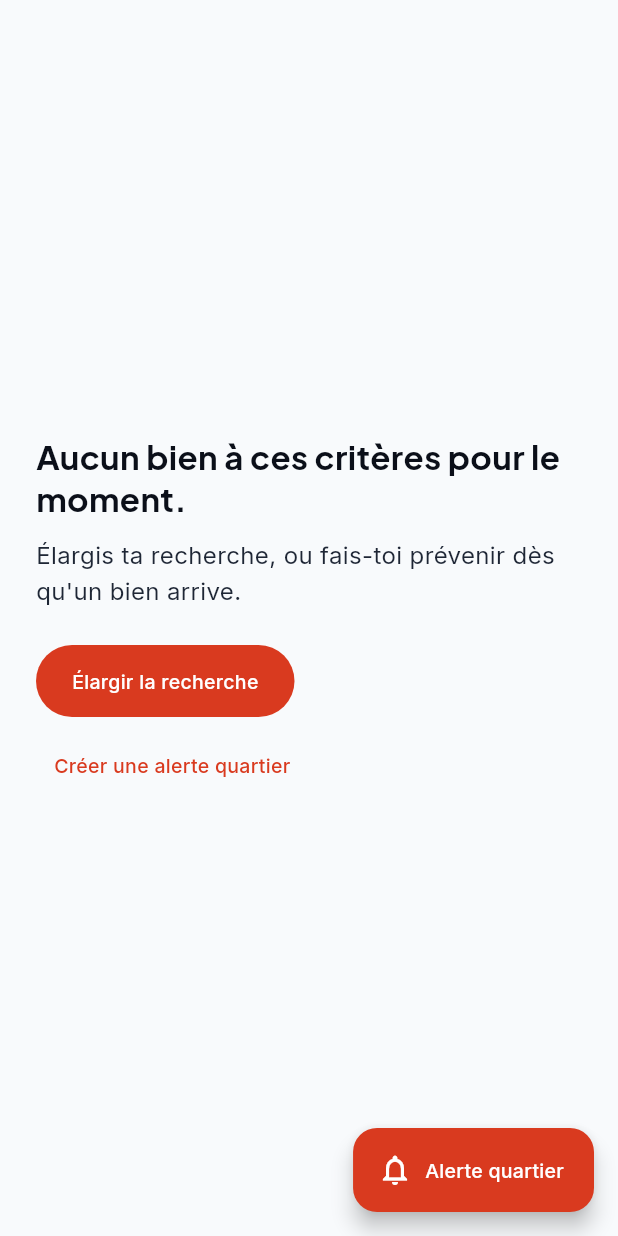
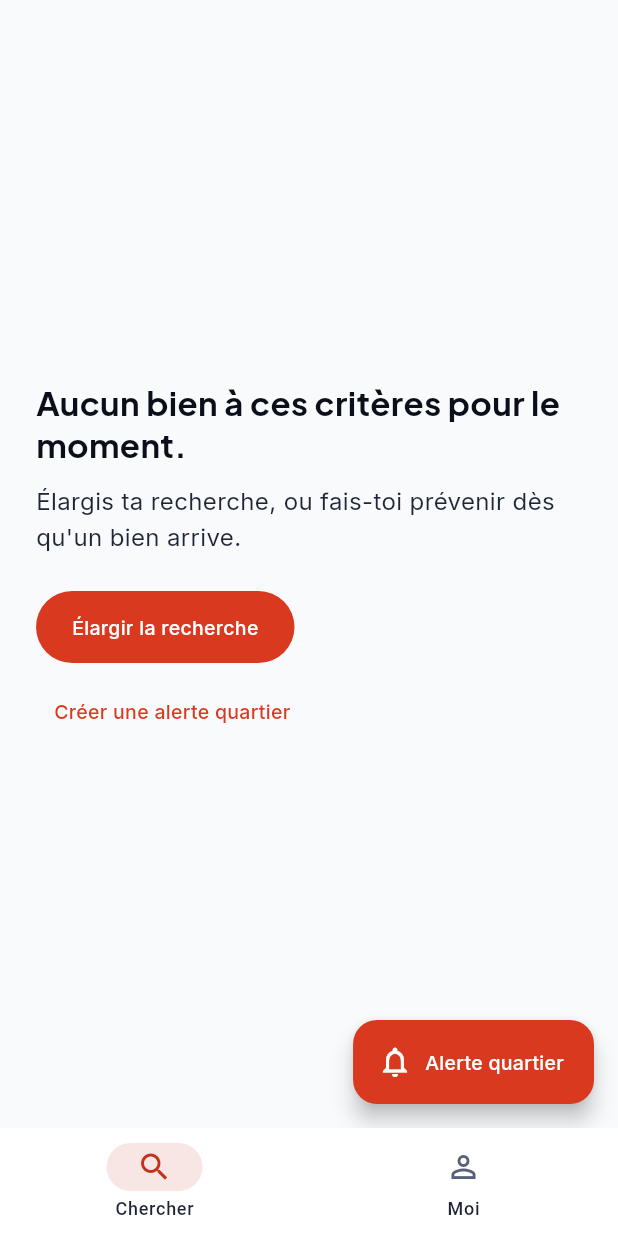
Before and after one commit to Keiisis/EAZYRENT, a Flutter app: the screen it shows after launch, on a phone screen of 412 x 824 dp. Run offline on Flutter 3.47's test engine with Material 3 defaults, Android fonts, the phone set to English and light mode, and no system bars; our stand-ins replace cached_network_image, equatable, flutter_bloc, fpdart, get_it, go_router and 2 more; accounts and stored records are empty.

Commit message:
Coque de navigation, Ma liste, Duel — la regle 10 devient visible
COQUE (UX_CORE_SPEC §5) — les onglets APPARAISSENT selon le palier
Ce n'est pas de la decoration : c'est core/progression rendu visible a
l'ecran. Au premier lancement (P0), l'utilisateur n'a que « Chercher » et
« Moi ». Garder un bien apres un tour termine fait apparaitre « Ma liste »
(P1), acheter un pass fait apparaitre « Messages » (P2).

Un onglet vide est une promesse non tenue ; un onglet absent n'est rien
du tout. AUCUN onglet grise — une fonction verrouillee n'existe pas a
l'ecran.

Les libelles restent toujours visibles : une icone seule est ambigue, et
muette pour les lecteurs d'ecran.

MA LISTE (S08)
Le compteur d'economies est EN BAS, pas en haut : c'est une recompense
qu'on decouvre apres avoir vu son travail, pas un score qu'on vient
consulter. Il n'existe QUE si l'utilisateur a declare son cout de
deplacement, et seulement si le net est positif — rien a celebrer quand
on a depense plus qu'economise, alors on se tait.

LE DUEL (S09)
Deux biens a la fois, jamais un tableau a cinq colonnes : au-dela de deux
options simultanees la decision se bloque (loi de Hick). Le duel force une
preference a chaque tour, comme on choisit dans la vraie vie — par
elimination, pas par tableur.

Regle visuelle centrale : les lignes qui DIFFERENT sont en gras et en
encre forte, les lignes identiques sont attenuees. On ne compare que ce
qui distingue. Quatre issues, dont « Les deux » et « Aucun des deux ».

CABLAGE
Le coeur du feed alimente la shortlist, qui alimente le palier, qui
pilote la barre d'onglets. Les trois modules d'UX se rencontrent enfin
sur un parcours reel : feed -> fiche -> visionneuse -> paywall, et
feed -> ma liste -> duel.

flutter analyze : aucun probleme. 21 tests verts.

Co-Authored-By: Claude Opus 5 <noreply@anthropic.com>

```diff
--- a/lib/app.dart
+++ b/lib/app.dart
@@ -3,10 +3,16 @@ import 'package:flutter_bloc/flutter_bloc.dart';
 import 'package:flutter_localizations/flutter_localizations.dart';
 
 import 'core/di/injection.dart';
+import 'core/moments/moment.dart';
+import 'core/progression/stage_resolver.dart';
 import 'core/theme/app_theme.dart';
+import 'core/theme/design_tokens.dart';
+import 'core/widgets/app_shell.dart';
 import 'features/listing/domain/repositories/listing_repository.dart';
 import 'features/search/presentation/bloc/feed_cubit.dart';
 import 'features/search/presentation/pages/feed_page.dart';
+import 'features/shortlist/presentation/bloc/shortlist_cubit.dart';
+import 'features/shortlist/presentation/pages/shortlist_page.dart';
 
 enum AppThemeMode { light, dark, sunlight }
 
@@ -48,14 +54,61 @@ class _EazyrentAppState extends State<EazyrentApp> {
       builder: (context, child) =>
           MediaQuery.withClampedTextScaling(minScaleFactor: 1.0, child: child!),
 
-      // Le feed est l'écran d'atterrissage permanent (UX_CORE_SPEC.md §5.1).
-      // Le routeur go_router le remplacera en story E0.1 ; l'écran, lui,
-      // ne bougera pas.
-      home: BlocProvider(
-        create: (_) =>
-            FeedCubit(getIt<ListingRepository>())..load(const SearchQuery()),
-        child: const FeedScreen(),
+      home: MultiBlocProvider(
+        providers: [
+          BlocProvider(
+            create: (_) =>
+                FeedCubit(getIt<ListingRepository>())
+                  ..load(const SearchQuery()),
+          ),
+          BlocProvider(
+            create: (_) =>
+                ShortlistCubit(getIt<MomentBus>(), getIt<StageResolver>()),
+          ),
+        ],
+        child: const _Root(),
       ),
     );
   }
 }
+
+/// La coque écoute le palier : garder un bien fait apparaître « Ma liste »,
+/// acheter un pass fait apparaître « Messages ». La règle 10 est visible.
+class _Root extends StatelessWidget {
+  const _Root();
+
+  @override
+  Widget build(BuildContext context) {
+    return BlocBuilder<ShortlistCubit, ShortlistState>(
+      builder: (context, _) => AppShell(
+        stage: context.read<ShortlistCubit>().stage,
+        search: const FeedScreen(),
+        shortlist: const ShortlistScreen(),
+        messages: const _Placeholder(label: 'Messages'),
+        me: const _Placeholder(label: 'Moi'),
+      ),
+    );
+  }
+}
+
+/// Écrans pas encore construits. Ils ne prétendent pas exister : ils disent
+/// ce qu'ils seront. Une coquille vide sans explication est pire qu'absente.
+class _Placeholder extends StatelessWidget {
+  const _Placeholder({required this.label});
+
+  final String label;
+
+  @override
+  Widget build(BuildContext context) {
+    final p = context.palette;
+    return Center(
+      child: Padding(
+        padding: const EdgeInsets.all(Space.lg),
+        child: Text(
+          '$label — à construire',
+          style: AppText.bodyL.copyWith(color: p.inkMuted),
+        ),
+      ),
+    );
+  }
+}
--- /dev/null
+++ b/lib/core/widgets/app_shell.dart
@@ -0,0 +1,122 @@
+import 'package:flutter/material.dart';
+
+import '../progression/user_stage.dart';
+import '../theme/app_theme.dart';
+import '../theme/design_tokens.dart';
+
+/// La coque de navigation — UX_CORE_SPEC.md §5.
+///
+/// QUATRE onglets au maximum, jamais cinq. Et surtout : les onglets
+/// APPARAISSENT selon le palier (règle 10). Ce n'est pas de la décoration —
+/// c'est le module `core/progression` rendu visible.
+///
+/// Au premier lancement (P0), l'utilisateur n'a que « Chercher » et « Moi ».
+/// « Ma liste » n'a aucun sens avant qu'il ait quelque chose à y mettre, et
+/// « Messages » avant qu'il ait quelqu'un à qui écrire. Un onglet vide est
+/// une promesse non tenue ; un onglet absent n'est rien du tout.
+///
+/// AUCUN onglet grisé. Une fonction verrouillée n'existe pas à l'écran.
+class AppShell extends StatefulWidget {
+  const AppShell({
+    required this.stage,
+    required this.search,
+    required this.shortlist,
+    required this.messages,
+    required this.me,
+    super.key,
+  });
+
+  final UserStage stage;
+  final Widget search;
+  final Widget shortlist;
+  final Widget messages;
+  final Widget me;
+
+  @override
+  State<AppShell> createState() => _AppShellState();
+}
+
+class _AppShellState extends State<AppShell> {
+  int _index = 0;
+
+  /// Les onglets visibles au palier courant, dans l'ordre canonique.
+  List<_Tab> _tabs() => [
+    _Tab(
+      icon: Icons.search,
+      activeIcon: Icons.search,
+      label: 'Chercher',
+      page: widget.search,
+    ),
+    // P1 — un tour terminé : il a enfin quelque chose à garder.
+    if (widget.stage >= UserStage.p1Eveille)
+      _Tab(
+        icon: Icons.star_border,
+        activeIcon: Icons.star,
+        label: 'Ma liste',
+        page: widget.shortlist,
+      ),
+    // P2 — chasseur : il compare, donc il va vouloir écrire.
+    if (widget.stage >= UserStage.p2Chasseur)
+      _Tab(
+        icon: Icons.chat_bubble_outline,
+        activeIcon: Icons.chat_bubble,
+        label: 'Messages',
+        page: widget.messages,
+      ),
+    _Tab(
+      icon: Icons.person_outline,
+      activeIcon: Icons.person,
+      label: 'Moi',
+      page: widget.me,
+    ),
+  ];
+
+  @override
+  Widget build(BuildContext context) {
+    final p = context.palette;
+    final tabs = _tabs();
+    // Le palier peut baisser le nombre d'onglets entre deux builds :
+    // on ne laisse jamais l'index pointer dans le vide.
+    final index = _index.clamp(0, tabs.length - 1);
+
+    return Scaffold(
+      backgroundColor: p.surfaceBase,
+      body: IndexedStack(
+        index: index,
+        children: [for (final t in tabs) t.page],
+      ),
+      bottomNavigationBar: NavigationBar(
+        selectedIndex: index,
+        onDestinationSelected: (i) => setState(() => _index = i),
+        backgroundColor: p.surfaceRaised,
+        indicatorColor: p.action.withValues(alpha: 0.12),
+        // Les libellés restent toujours visibles : une icône seule est
+        // ambiguë, et elle est muette pour les lecteurs d'écran.
+        labelBehavior: NavigationDestinationLabelBehavior.alwaysShow,
+        height: Touch.target(p.isHighContrast) + 24,
+        destinations: [
+          for (final t in tabs)
+            NavigationDestination(
+              icon: Icon(t.icon, color: p.inkMuted),
+              selectedIcon: Icon(t.activeIcon, color: p.action),
+              label: t.label,
+            ),
+        ],
+      ),
+    );
+  }
+}
+
+class _Tab {
+  const _Tab({
+    required this.icon,
+    required this.activeIcon,
+    required this.label,
+    required this.page,
+  });
+
+  final IconData icon;
+  final IconData activeIcon;
+  final String label;
+  final Widget page;
+}
--- /dev/null
+++ b/lib/features/shortlist/presentation/bloc/shortlist_cubit.dart
@@ -0,0 +1,93 @@
+import 'package:equatable/equatable.dart';
+import 'package:flutter_bloc/flutter_bloc.dart';
+
+import '../../../../core/moments/moment.dart';
+import '../../../../core/progression/stage_resolver.dart';
+import '../../../../core/progression/user_stage.dart';
+import '../../../listing/domain/entities/listing.dart';
+
+/// Ma liste — et, à travers elle, le PALIER de l'utilisateur.
+///
+/// Cette classe est le premier endroit où les trois modules d'UX se
+/// rencontrent réellement : garder un bien fait progresser le palier
+/// (règle 10), ce qui fait apparaître des onglets, et émet une micro-victoire
+/// (règle 7).
+///
+/// Le stockage est en mémoire pour l'instant. Drift le remplacera (P8) sans
+/// que cette classe change : c'est l'intérêt d'avoir posé les contrats avant.
+class ShortlistState extends Equatable {
+  const ShortlistState({
+    this.saved = const [],
+    this.completedTours = 0,
+    this.purchasedPasses = 0,
+  });
+
+  final List<Listing> saved;
+  final int completedTours;
+  final int purchasedPasses;
+
+  bool contains(String id) => saved.any((l) => l.id == id);
+
+  /// Le Duel n'apparaît qu'à partir de deux biens : comparer suppose d'avoir
+  /// de quoi comparer.
+  bool get canDuel => saved.length >= 2;
+
+  ProgressionFacts get facts => ProgressionFacts(
+    completedTours: completedTours,
+    savedListings: saved.length,
+    purchasedPasses: purchasedPasses,
+  );
+
+  ShortlistState copyWith({
+    List<Listing>? saved,
+    int? completedTours,
+    int? purchasedPasses,
+  }) => ShortlistState(
+    saved: saved ?? this.saved,
+    completedTours: completedTours ?? this.completedTours,
+    purchasedPasses: purchasedPasses ?? this.purchasedPasses,
+  );
+
+  @override
+  List<Object?> get props => [saved, completedTours, purchasedPasses];
+}
+
+class ShortlistCubit extends Cubit<ShortlistState> {
+  ShortlistCubit(this._moments, this._resolver) : super(const ShortlistState());
+
+  final MomentBus _moments;
+  final StageResolver _resolver;
+
+  UserStage get stage => _resolver.resolve(state.facts);
+
+  void toggle(Listing listing) {
+    final already = state.contains(listing.id);
+    final next = already
+        ? state.saved.where((l) => l.id != listing.id).toList()
+        : [...state.saved, listing];
+
+    emit(state.copyWith(saved: next));
+
+    if (!already) {
+      // Micro-victoire A4 : la liste se remplit visiblement.
+      _moments.emit(
+        state.saved.length == 1 ? Moment.firstSaveMade : Moment.duelResolved,
+        payload: {'listing_id': listing.id, 'saved_count': next.length},
+      );
+    }
+  }
+
+  void remove(String id) => emit(
+    state.copyWith(saved: state.saved.where((l) => l.id != id).toList()),
+  );
+
+  /// Appelé quand un tour est terminé (≥ 80 % des pièces vues).
+  /// C'est CE fait — pas l'inscription — qui fait passer P0 → P1.
+  void markTourCompleted() {
+    emit(state.copyWith(completedTours: state.completedTours + 1));
+    _moments.emit(Moment.tourCompleted);
+  }
+
+  void markPassPurchased() =>
+      emit(state.copyWith(purchasedPasses: state.purchasedPasses + 1));
+}
```
Also changed, not shown: lib/features/search/presentation/pages/feed_page.dart (+7 -0 lines), lib/features/shortlist/presentation/pages/duel_page.dart (added, +252 -0 lines), lib/features/shortlist/presentation/pages/shortlist_page.dart (added, +193 -0 lines).
